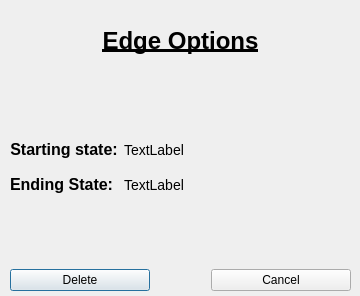
The window that ui/select_edge_box.ui (bishoyhanykamel/AutomataProject) describes before a commit, drawn with Qt 5.
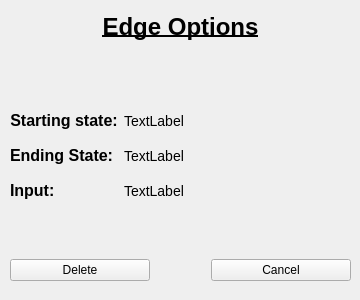
The same window after the commit.

Commit message: Updated UI - linked edge selection box

Diff of the .ui file:
```diff
--- a/ui/select_edge_box.ui
+++ b/ui/select_edge_box.ui
@@ -1,41 +1,24 @@
 <?xml version="1.0" encoding="UTF-8"?>
 <ui version="4.0">
- <class>Dialog</class>
- <widget class="QDialog" name="Dialog">
+ <class>mainWindow</class>
+ <widget class="QMainWindow" name="mainWindow">
   <property name="geometry">
    <rect>
     <x>0</x>
     <y>0</y>
     <width>360</width>
-    <height>296</height>
+    <height>300</height>
    </rect>
   </property>
-  <property name="sizePolicy">
-   <sizepolicy hsizetype="Maximum" vsizetype="Maximum">
-    <horstretch>0</horstretch>
-    <verstretch>0</verstretch>
-   </sizepolicy>
-  </property>
-  <property name="minimumSize">
-   <size>
-    <width>360</width>
-    <height>296</height>
-   </size>
-  </property>
-  <property name="maximumSize">
-   <size>
-    <width>360</width>
-    <height>296</height>
-   </size>
-  </property>
   <property name="windowTitle">
    <string>Dialog</string>
   </property>
+  <widget class="QWidget" name="edgeEdit_dialog">
   <widget class="QWidget" name="verticalLayoutWidget">
    <property name="geometry">
     <rect>
      <x>10</x>
-     <y>10</y>
+      <y>0</y>
      <width>341</width>
      <height>281</height>
     </rect>
@@ -122,7 +105,31 @@
        </widget>
       </item>
       <item row="1" column="1">
-       <widget class="QLabel" name="label_11">
+        <widget class="QLabel" name="endState_qLabel">
+         <property name="styleSheet">
+          <string notr="true">font-family: Arial;
+font-size: 14px;
+</string>
+         </property>
+         <property name="text">
+          <string>TextLabel</string>
+         </property>
+        </widget>
+       </item>
+       <item row="2" column="0">
+        <widget class="QLabel" name="label_12">
+         <property name="styleSheet">
+          <string notr="true">font-family: Arial;
+font-size: 16px;
+font-weight: bold;</string>
+         </property>
+         <property name="text">
+          <string>Input:</string>
+         </property>
+        </widget>
+       </item>
+       <item row="2" column="1">
+        <widget class="QLabel" name="input_qLabel">
         <property name="styleSheet">
          <string notr="true">font-family: Arial;
 font-size: 14px;
@@ -180,6 +187,7 @@
      </layout>
     </item>
    </layout>
+   </widget>
   </widget>
  </widget>
  <resources/>
```
Left out of the diff: 8 changed lines with no effect on the pictures. Lines whose indentation alone changed are shown as unchanged. The commit also changes 5 other files.
